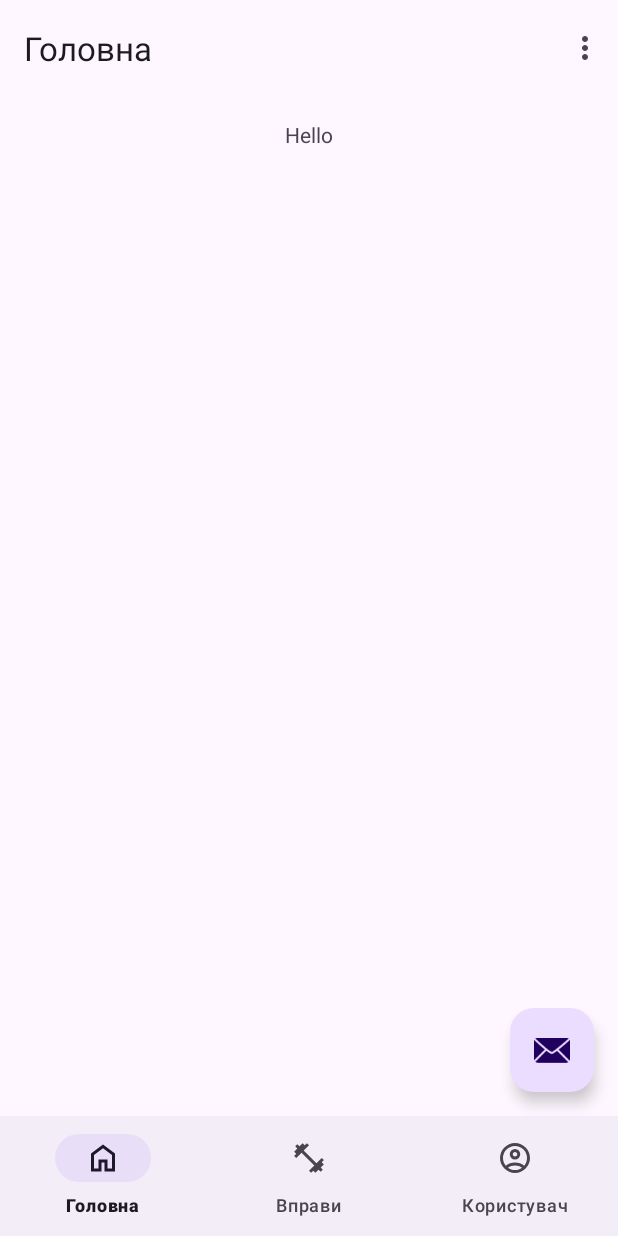
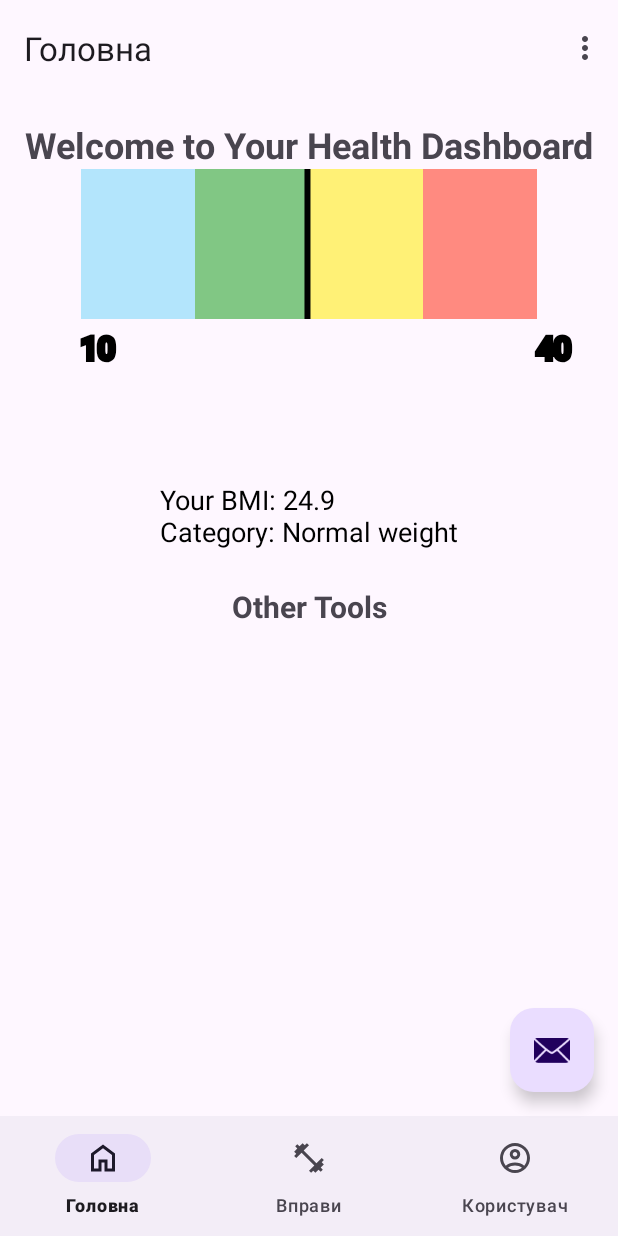
Before and after one commit to kostya-yesypenko/WorkoutApp, an Android app: the screen it shows after launch (MainActivity), on a phone screen of 412 x 824 dp. Run offline under Robolectric (Android 15) with nearby library versions, the phone set to English and light mode, and no system bars; our stand-ins replace navigation-ui.

Commit message:
added bmi calc in home

```diff
--- /dev/null
+++ b/app/src/main/java/com/example/kursovavavaaa/ui/fragments/BMIScaleView.kt
@@ -0,0 +1,98 @@
+package com.example.kursovavavaaa.ui.fragments
+import android.content.Context
+import android.graphics.*
+import android.util.AttributeSet
+import android.view.View
+import kotlin.math.max
+import kotlin.math.min
+
+class BMIScaleView(context: Context, attrs: AttributeSet) : View(context, attrs) {
+
+    private val paint = Paint()
+    private var bmiValue: Float = 0f
+    private var pointerPosition: Float = 0f
+
+    // Colors for the BMI categories
+    private val underweightColor = Color.parseColor("#B3E5FC")  // Light blue
+    private val normalColor = Color.parseColor("#81C784")      // Light green
+    private val overweightColor = Color.parseColor("#FFF176")   // Yellow
+    private val obesityColor = Color.parseColor("#FF8A80")      // Red
+
+    init {
+        paint.isAntiAlias = true
+        paint.textSize = 30f
+    }
+
+    // Set the BMI value for the scale
+    fun setBmiValue(bmi: Float) {
+        bmiValue = bmi
+        // Redraw the view after setting the BMI value
+        invalidate()
+    }
+
+    // This method is called when the layout is done and the size is available
+    override fun onLayout(changed: Boolean, left: Int, top: Int, right: Int, bottom: Int) {
+        super.onLayout(changed, left, top, right, bottom)
+
+        // Calculate the pointer position based on BMI
+        calculatePointerPosition()
+    }
+
+    private fun calculatePointerPosition() {
+        // We assume BMI values range from 10 to 40, which corresponds to 0% to 100% of the scale width
+        val minBmi = 10f
+        val maxBmi = 40f
+
+        // Clamp the BMI value to be within the scale range
+        val clampedBmi = max(minBmi, min(bmiValue, maxBmi))
+
+        // Calculate pointer position as a percentage of the scale width
+        val scaleWidth = width * 0.8f // Scale takes 80% of the width
+        val scaleStart = width * 0.1f // Start of the scale is at 10% of the width
+        val position = scaleStart + ((clampedBmi - minBmi) / (maxBmi - minBmi)) * scaleWidth
+
+        pointerPosition = position
+    }
+
+    override fun onDraw(canvas: Canvas) {
+        super.onDraw(canvas)
+
+        val width = width.toFloat()
+        val height = height.toFloat()
+        val scaleHeight = height * 0.5f // Scale height is 50% of view height
+        val scaleWidth = width * 0.8f   // Scale width is 80% of the view width
+        val scaleStart = width * 0.1f   // Start of the scale is at 10% of the view width
+
+        // Draw the scale sections
+        paint.shader = null
+        paint.style = Paint.Style.FILL
+
+        // Underweight section
+        paint.color = underweightColor
+        canvas.drawRect(scaleStart, 0f, scaleStart + scaleWidth * 0.25f, scaleHeight, paint)
+
+        // Normal section
+        paint.color = normalColor
+        canvas.drawRect(scaleStart + scaleWidth * 0.25f, 0f, scaleStart + scaleWidth * 0.5f, scaleHeight, paint)
+
+        // Overweight section
+        paint.color = overweightColor
+        canvas.drawRect(scaleStart + scaleWidth * 0.5f, 0f, scaleStart + scaleWidth * 0.75f, scaleHeight, paint)
+
+        // Obesity section
+        paint.color = obesityColor
+        canvas.drawRect(scaleStart + scaleWidth * 0.75f, 0f, scaleStart + scaleWidth, scaleHeight, paint)
+
+        // Draw the pointer
+        paint.color = Color.BLACK
+        paint.strokeWidth = 6f
+        paint.style = Paint.Style.STROKE
+        canvas.drawLine(pointerPosition, 0f, pointerPosition, scaleHeight, paint)
+
+        // Draw the scale text (Optional)
+        paint.color = Color.BLACK
+        paint.textSize = 30f
+        canvas.drawText("10", scaleStart, scaleHeight + 40f, paint)
+        canvas.drawText("40", scaleStart + scaleWidth, scaleHeight + 40f, paint)
+    }
+}
--- a/app/src/main/java/com/example/kursovavavaaa/ui/fragments/HomeFragment.kt
+++ b/app/src/main/java/com/example/kursovavavaaa/ui/fragments/HomeFragment.kt
@@ -1,34 +1,76 @@
 package com.example.kursovavavaaa.ui.fragments
 
 import android.os.Bundle
-import androidx.fragment.app.Fragment
 import android.view.LayoutInflater
 import android.view.View
 import android.view.ViewGroup
+import android.widget.Toast
+import androidx.fragment.app.Fragment
+import com.example.kursovavavaaa.R
 import com.example.kursovavavaaa.databinding.FragmentHomeBinding
+import kotlin.math.roundToInt
 
-/**
- * A simple [Fragment] subclass as the default destination in the navigation.
- */
 class HomeFragment : Fragment() {
     private var _binding: FragmentHomeBinding? = null
-
-    // This property is only valid between onCreateView and
-    // onDestroyView.
     private val binding get() = _binding!!
 
+    private lateinit var bmiScaleView: BMIScaleView
+
+    // Hardcoded weight and height for testing
+    private val weight = 90f  // kg
+    private val height = 1.9f  // meters
 
     override fun onCreateView(
         inflater: LayoutInflater, container: ViewGroup?,
         savedInstanceState: Bundle?
     ): View {
         _binding = FragmentHomeBinding.inflate(inflater, container, false)
-
         return binding.root
     }
 
     override fun onViewCreated(view: View, savedInstanceState: Bundle?) {
         super.onViewCreated(view, savedInstanceState)
+
+        // Find the BMIScaleView
+        bmiScaleView = binding.root.findViewById(R.id.bmiScaleView)
+
+        // Calculate BMI
+        val bmi = calculateBMI(weight, height)
+
+        // Set the BMI value on the scale view
+        bmiScaleView.setBmiValue(bmi)
+
+        // Display the BMI category under the scale
+        val category = getBMICategory(bmi)
+        displayBMIInfo(bmi, category)
+    }
+
+    // Calculate BMI
+    private fun calculateBMI(weight: Float, height: Float): Float {
+        return (weight / (height * height)).toDouble().roundToOneDecimal().toFloat()
+    }
+
+    // Extension function to round Double to one decimal place
+    private fun Double.roundToOneDecimal(): Double {
+        return String.format("%.1f", this).toDouble()
+    }
+
+    // Determine BMI category
+    private fun getBMICategory(bmi: Float): String {
+        return when {
+            bmi < 18.5f -> "Underweight"
+            bmi in 18.5f..24.9f -> "Normal weight"
+            bmi in 25f..29.9f -> "Overweight"
+            else -> "Obesity"
+        }
+    }
+
+    // Display BMI information below the scale
+    private fun displayBMIInfo(bmi: Float, category: String) {
+        val bmiText = "Your BMI: $bmi"
+        val categoryText = "Category: $category"
+
+        binding.textViewHome.text = "$bmiText\n$categoryText"
     }
 
     override fun onDestroyView() {
--- a/app/src/main/res/layout/fragment_home.xml
+++ b/app/src/main/res/layout/fragment_home.xml
@@ -4,21 +4,64 @@
     xmlns:tools="http://schemas.android.com/tools"
     android:layout_width="match_parent"
     android:layout_height="match_parent"
-    tools:context=".ui.fragments.HomeFragment">
+    tools:context=".ui.fragments.HomeFragment"
+    android:paddingTop="0dp"
+    android:paddingBottom="0dp">
 
     <androidx.constraintlayout.widget.ConstraintLayout
         android:layout_width="match_parent"
-        android:layout_height="match_parent"
+        android:layout_height="wrap_content"
         android:padding="16dp">
 
+        <!-- Header Section -->
+        <TextView
+            android:id="@+id/textViewTitle"
+            android:layout_width="wrap_content"
+            android:layout_height="wrap_content"
+            android:text="Welcome to Your Health Dashboard"
+            android:textSize="24sp"
+            android:textStyle="bold"
+            app:layout_constraintTop_toTopOf="parent"
+            app:layout_constraintStart_toStartOf="parent"
+            app:layout_constraintEnd_toEndOf="parent"
+            android:layout_marginBottom="16dp"/>
+
+        <!-- BMI Scale View Section -->
+        <com.example.kursovavavaaa.ui.fragments.BMIScaleView
+            android:id="@+id/bmiScaleView"
+            android:layout_width="0dp"
+            android:layout_height="200dp"
+            app:layout_constraintTop_toBottomOf="@id/textViewTitle"
+            app:layout_constraintStart_toStartOf="parent"
+            app:layout_constraintEnd_toEndOf="parent"
+            app:layout_constraintBottom_toTopOf="@id/textViewHome"
+            android:layout_marginBottom="0dp" /> <!-- Reduced bottom margin -->
+
+        <!-- BMI Information Section -->
         <TextView
             android:id="@+id/textViewHome"
             android:layout_width="wrap_content"
             android:layout_height="wrap_content"
-            android:text="Hello"
-            app:layout_constraintBottom_toBottomOf="parent"
+            android:text="Your BMI: 25.0\nCategory: Overweight"
+            android:textSize="18sp"
+            android:textColor="@android:color/black"
+            app:layout_constraintTop_toBottomOf="@id/bmiScaleView"
+            app:layout_constraintStart_toStartOf="parent"
             app:layout_constraintEnd_toEndOf="parent"
-            app:layout_constraintStart_toStartOf="parent" />
+            android:layout_marginTop="8dp"/> <!-- Added top margin to make it tighter -->
+
+        <!-- Other tools section (Example placeholder for other tools) -->
+        <TextView
+            android:id="@+id/textViewOtherTools"
+            android:layout_width="wrap_content"
+            android:layout_height="wrap_content"
+            android:text="Other Tools"
+            android:textSize="20sp"
+            android:textStyle="bold"
+            app:layout_constraintTop_toBottomOf="@id/textViewHome"
+            app:layout_constraintStart_toStartOf="parent"
+            app:layout_constraintEnd_toEndOf="parent"
+            android:layout_marginTop="24dp"/>
+
     </androidx.constraintlayout.widget.ConstraintLayout>
-
 </androidx.core.widget.NestedScrollView>
```
